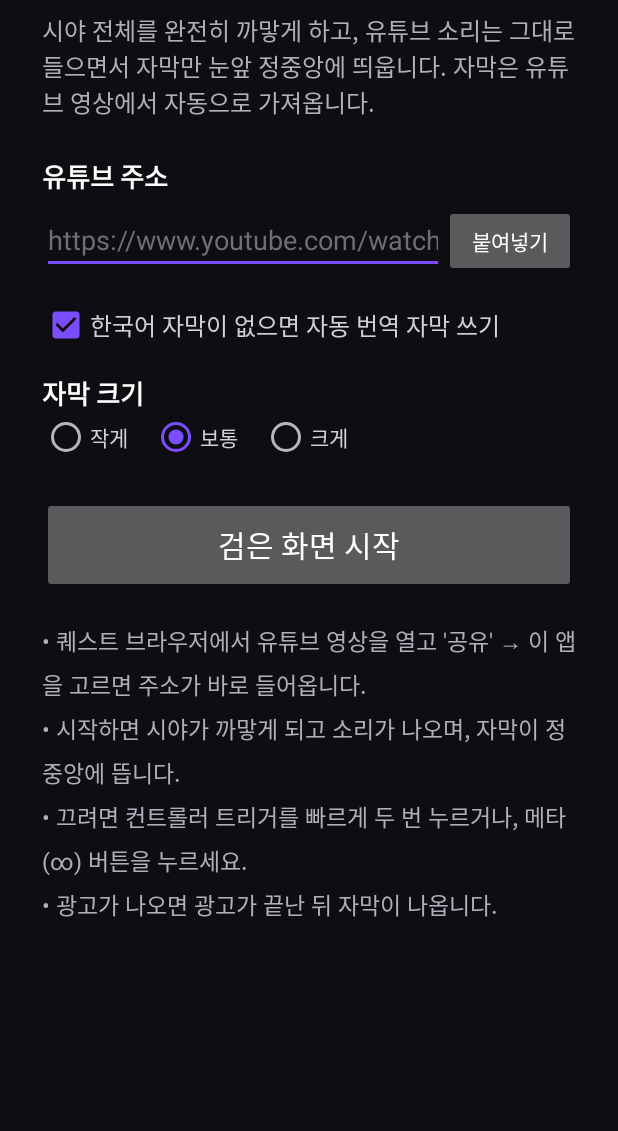
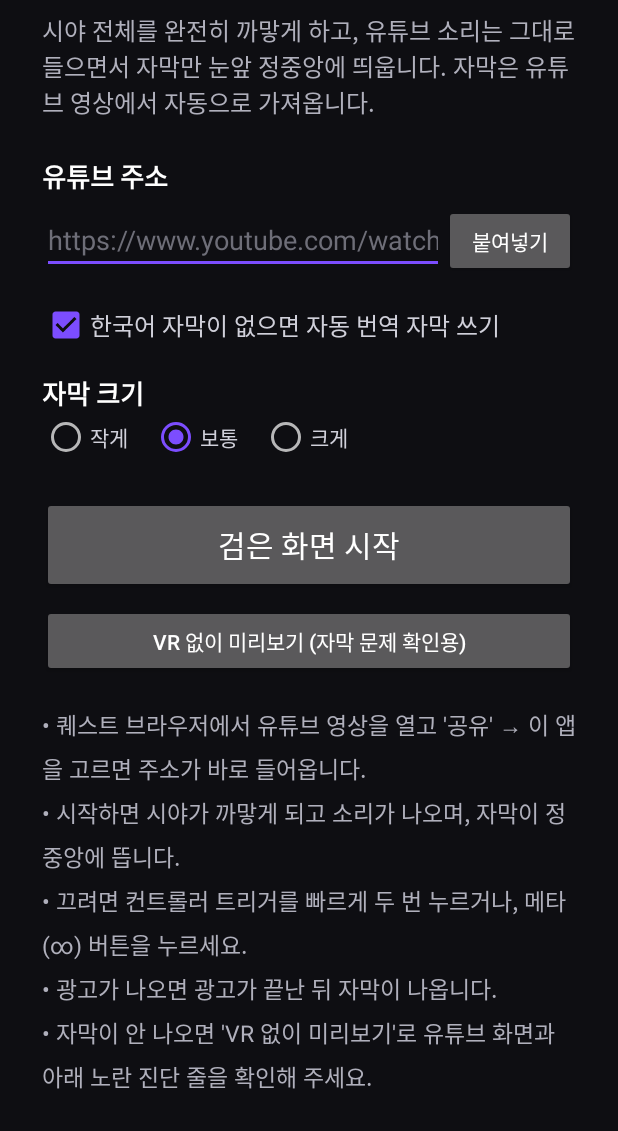
Before and after one commit to Joyong133/Ghj, an Android app: the screen it shows after launch (LauncherActivity), after a tap on "검은 화면 시작", on a phone screen of 412 x 824 dp, the part 105-1236 px from its top. Run offline under Robolectric (Android 15) with nearby library versions, the phone set to English and light mode, and no system bars; 1 other tap on this screen came first.

Commit message:
Fetch YouTube captions without relying on the player's on-screen text
In immersive mode the WebView is not visible, so the player may never
draw caption text. poll.js now also fetches the caption track itself
(player response baseUrl + fmt=json3, translated to Korean when needed,
with the player's pot token once seen) and falls back to the transcript
(get_transcript) data, syncing either to video.currentTime.

Adds a "preview without VR" screen that shows the YouTube page, the text
the app read, and a diagnostics line; the VR view shows the same
diagnostics dimly when no caption source has been found yet.
Scripts move to assets/hook.js and assets/poll.js.

Co-Authored-By: Claude Opus 5.5 <noreply@anthropic.com>
Claude-Session: https://claude.ai/code/session_01KCsUxwW8v5zVmyhudwSYpe

```diff
--- a/quest-app/app/src/main/AndroidManifest.xml
+++ b/quest-app/app/src/main/AndroidManifest.xml
@@ -39,6 +39,12 @@
             </intent-filter>
         </activity>
 
+        <!-- VR 없이 미리보기 (일반 창): 유튜브 화면 + 읽은 자막 + 진단 정보 -->
+        <activity
+            android:name=".PreviewActivity"
+            android:configChanges="orientation|screenSize|screenLayout|keyboardHidden"
+            android:exported="false" />
+
         <!-- 몰입형 VR 화면 (시야 전체 검은색) -->
         <activity
             android:name=".VrActivity"
--- a/quest-app/app/src/main/java/com/ghj/questblack/LauncherActivity.java
+++ b/quest-app/app/src/main/java/com/ghj/questblack/LauncherActivity.java
@@ -30,6 +30,7 @@ public class LauncherActivity extends Activity {
         size = findViewById(R.id.size);
         Button paste = findViewById(R.id.paste);
         Button start = findViewById(R.id.start);
+        Button preview = findViewById(R.id.preview);
 
         SharedPreferences prefs = getSharedPreferences(PREFS, MODE_PRIVATE);
         url.setText(prefs.getString("url", ""));
@@ -47,7 +48,8 @@ public class LauncherActivity extends Activity {
             }
         });
 
-        start.setOnClickListener(v -> startVr());
+        start.setOnClickListener(v -> launch(VrActivity.class));
+        preview.setOnClickListener(v -> launch(PreviewActivity.class));
     }
 
     @Override
@@ -64,7 +66,7 @@ public class LauncherActivity extends Activity {
         }
     }
 
-    private void startVr() {
+    private void launch(Class<? extends Activity> target) {
         String text = url.getText().toString().trim();
         String watch = YouTubeScripts.toWatchUrl(text);
         if (watch == null) {
@@ -78,12 +80,14 @@ public class LauncherActivity extends Activity {
                 .putString("size", sizeKey)
                 .apply();
 
-        Intent intent = new Intent(this, VrActivity.class)
+        Intent intent = new Intent(this, target)
                 .putExtra(VrActivity.EXTRA_URL, watch)
                 .putExtra(VrActivity.EXTRA_LANG, "ko")
                 .putExtra(VrActivity.EXTRA_TRANSLATE, translate.isChecked())
-                .putExtra(VrActivity.EXTRA_CAPTION_WIDTH, widthFor(sizeKey))
-                .addFlags(Intent.FLAG_ACTIVITY_NEW_TASK | Intent.FLAG_ACTIVITY_CLEAR_TASK);
+                .putExtra(VrActivity.EXTRA_CAPTION_WIDTH, widthFor(sizeKey));
+        if (target == VrActivity.class) {
+            intent.addFlags(Intent.FLAG_ACTIVITY_NEW_TASK | Intent.FLAG_ACTIVITY_CLEAR_TASK);
+        }
         startActivity(intent);
     }
 
--- a/quest-app/app/src/main/java/com/ghj/questblack/YouTubeScripts.java
+++ b/quest-app/app/src/main/java/com/ghj/questblack/YouTubeScripts.java
@@ -1,12 +1,17 @@
 package com.ghj.questblack;
 
+import android.content.Context;
 import android.net.Uri;
 
 import org.json.JSONObject;
 
+import java.io.ByteArrayOutputStream;
+import java.io.IOException;
+import java.io.InputStream;
+
 /**
- * 유튜브 페이지 안에서 실행하는 자바스크립트들.
- * 앱의 WebView는 유튜브 페이지 자신이므로, 플레이어가 화면에 띄우는 자막 글자를 직접 읽을 수 있습니다.
+ * 유튜브 관련 도우미. 페이지 안에서 실행하는 스크립트는 assets/hook.js, assets/poll.js에 있습니다.
+ * 앱의 WebView는 유튜브 페이지 자신이므로, 같은 출처로 자막 정보에 접근할 수 있습니다.
  */
 final class YouTubeScripts {
     private YouTubeScripts() {
@@ -17,82 +22,23 @@ final class YouTubeScripts {
             "Mozilla/5.0 (X11; Linux x86_64) AppleWebKit/537.36 (KHTML, like Gecko) "
                     + "Chrome/131.0.0.0 Safari/537.36";
 
-    /**
-     * 페이지가 열리자마자 넣는 스크립트: 플레이어가 받아 오는 자막 파일(timedtext)을 옆에서 함께 보관합니다.
-     * 화면 자막을 못 읽을 때 이 목록과 영상 시간으로 자막을 찾습니다.
-     */
-    static final String HOOK = "(function(){"
-            + "if(window.__vrHooked)return;window.__vrHooked=true;"
-            + "function take(url,body){try{"
-            + " if(!/\\/api\\/timedtext/.test(url))return;"
-            + " var j=JSON.parse(body);if(!j||!j.events)return;var out=[];"
-            + " j.events.forEach(function(e){if(!e.segs||e.aAppend)return;"
-            + "  var t=e.segs.map(function(s){return s.utf8||'';}).join('').trim();if(!t)return;"
-            + "  out.push([e.tStartMs/1000,(e.tStartMs+(e.dDurationMs||0))/1000,t]);});"
-            + " if(!out.length)return;var v='';try{v=new URL(url,location.href).searchParams.get('v')||'';}catch(e){}"
-            + " window.__vrCues=out;window.__vrCuesFor=v;"
-            + "}catch(e){}}"
-            + "var of=window.fetch;if(of){window.fetch=function(input){"
-            + " var url=typeof input==='string'?input:(input&&input.url)||'';var p=of.apply(this,arguments);"
-            + " if(/\\/api\\/timedtext/.test(url)){p.then(function(r){r.clone().text().then(function(b){take(url,b);});}).catch(function(){});}"
-            + " return p;};}"
-            + "var oo=XMLHttpRequest.prototype.open,os=XMLHttpRequest.prototype.send;"
-            + "XMLHttpRequest.prototype.open=function(m,u){this.__vrUrl=String(u);return oo.apply(this,arguments);};"
-            + "XMLHttpRequest.prototype.send=function(){var x=this;"
-            + " if(x.__vrUrl&&/\\/api\\/timedtext/.test(x.__vrUrl)){x.addEventListener('load',function(){"
-            + "  try{take(x.__vrUrl,(x.responseType===''||x.responseType==='text')?x.responseText:String(x.response));}catch(e){}});}"
-            + " return os.apply(this,arguments);};"
-            + "})();";
+    /** assets 폴더의 스크립트 파일을 읽습니다. */
+    static String loadAsset(Context context, String name) {
+        try (InputStream in = context.getAssets().open(name)) {
+            ByteArrayOutputStream out = new ByteArrayOutputStream();
+            byte[] buf = new byte[8192];
+            int n;
+            while ((n = in.read(buf)) > 0) out.write(buf, 0, n);
+            return out.toString("UTF-8");
+        } catch (IOException e) {
+            throw new IllegalStateException("missing asset " + name, e);
+        }
+    }
 
-    /**
-     * 0.15초마다 실행: 재생을 시작하고, 자막을 켜고(원하는 언어 고르기), 지금 화면에 뜬 자막 글자를 돌려줍니다.
-     * 결과는 JSON 문자열: {t: 자막, playing, ad, nocc, loading}
-     */
-    static String poll(String lang, boolean translate) {
-        return "(function(LANG,TRANSLATE){var r={};try{"
-                + "var p=document.getElementById('movie_player');"
-                + "var v=document.querySelector('#movie_player video')||document.querySelector('video');"
-                + "if(!p||!v||typeof p.getVideoData!=='function'){r.loading=true;return JSON.stringify(r);}"
-                + "r.playing=!v.paused&&!v.ended&&v.readyState>2;"
-                + "r.ad=p.classList.contains('ad-showing');"
-                // 처음 한 번: 재생 시작, 소리 켜기, 화질 최저(데이터·배터리 절약)
-                + "if(!window.__vrStarted){window.__vrStarted=Date.now();}"
-                + "if(v.paused&&!v.ended&&Date.now()-window.__vrStarted<20000){try{p.playVideo();}catch(e){}}"
-                + "try{if(p.isMuted&&p.isMuted())p.unMute();}catch(e){}"
-                + "if(!window.__vrQ){window.__vrQ=1;try{p.setPlaybackQualityRange('tiny','tiny');}catch(e){}}"
-                // 영상마다 자막 켜기
-                + "var vid='';try{vid=p.getVideoData().video_id||'';}catch(e){}"
-                + "if(vid&&!r.ad&&window.__vrCcVid!==vid){"
-                + " try{p.loadModule('captions');}catch(e){}"
-                + " var list=[];try{list=p.getOption('captions','tracklist',{includeAsr:true})||[];}catch(e){}"
-                + " if(list.length){var pick=null,i;"
-                + "  for(i=0;i<list.length;i++)if(list[i].languageCode===LANG&&list[i].kind!=='asr'){pick=list[i];break;}"
-                + "  if(!pick)for(i=0;i<list.length;i++)if(list[i].languageCode===LANG){pick=list[i];break;}"
-                + "  if(!pick&&TRANSLATE){var base=null;for(i=0;i<list.length;i++)if(list[i].kind!=='asr'){base=list[i];break;}"
-                + "   base=base||list[0];pick=Object.assign({},base,{translationLanguage:{languageCode:LANG,languageName:LANG}});}"
-                + "  if(!pick){for(i=0;i<list.length;i++)if(list[i].kind!=='asr'){pick=list[i];break;}pick=pick||list[0];}"
-                + "  try{p.setOption('captions','track',pick);}catch(e){}"
-                + "  window.__vrCcVid=vid;window.__vrCcTries=0;"
-                + " }else{"
-                + "  window.__vrCcTries=(window.__vrCcTries||0)+1;"
-                + "  var btn=document.querySelector('.ytp-subtitles-button');"
-                + "  if(btn&&btn.getAttribute('aria-pressed')==='false'&&window.__vrCcTries%10===1){try{btn.click();}catch(e){}}"
-                + "  if(window.__vrCcTries>70&&r.playing)r.nocc=true;"
-                + " }"
-                + "}"
-                // 화면에 뜬 자막 읽기
-                + "var out=[],i2,lines=document.querySelectorAll('#movie_player .caption-visual-line');"
-                + "for(i2=0;i2<lines.length;i2++){var s=(lines[i2].textContent||'').trim();if(s)out.push(s);}"
-                + "if(!out.length){var segs=document.querySelectorAll('#movie_player .ytp-caption-segment'),parts=[];"
-                + " for(i2=0;i2<segs.length;i2++){var s2=(segs[i2].textContent||'').trim();if(s2)parts.push(s2);}"
-                + " if(parts.length)out.push(parts.join(' '));}"
-                + "r.t=out.join('\\n');"
-                // 화면 자막이 없으면, 받아 둔 자막 목록과 영상 시간으로 찾기
-                + "if(!r.t&&!r.ad&&window.__vrCues&&window.__vrCuesFor===vid){var now=v.currentTime,hit=[];"
-                + " window.__vrCues.forEach(function(c){if(c[0]<=now&&now<c[1])hit.push(c[2]);});"
-                + " r.t=hit.slice(-2).join('\\n');}"
-                + "}catch(e){r.err=String(e);}return JSON.stringify(r);})("
-                + JSONObject.quote(lang) + "," + translate + ")";
+    /** 매번 실행할 자막 읽기 스크립트 (언어 설정을 앞에 붙입니다). */
+    static String pollScript(Context context, String lang, boolean translate) {
+        return "window.__vrCfg={lang:" + JSONObject.quote(lang) + ",translate:" + translate + "};\n"
+                + loadAsset(context, "poll.js");
     }
 
     /** 유튜브 주소(또는 공유된 글)에서 PC 유튜브 재생 주소를 만듭니다. 못 알아보면 null. */
--- a/quest-app/app/src/main/res/layout/activity_launcher.xml
+++ b/quest-app/app/src/main/res/layout/activity_launcher.xml
@@ -117,6 +117,13 @@
             android:text="@string/start"
             android:textSize="20sp" />
 
+        <Button
+            android:id="@+id/preview"
+            android:layout_width="match_parent"
+            android:layout_height="wrap_content"
+            android:layout_marginTop="8dp"
+            android:text="@string/preview" />
+
         <TextView
             android:layout_width="match_parent"
             android:layout_height="wrap_content"
--- a/quest-app/app/src/main/res/values/strings.xml
+++ b/quest-app/app/src/main/res/values/strings.xml
@@ -12,10 +12,12 @@
     <string name="size_m">보통</string>
     <string name="size_l">크게</string>
     <string name="start">검은 화면 시작</string>
-    <string name="help">• 퀘스트 브라우저에서 유튜브 영상을 열고 \'공유\' → 이 앱을 고르면 주소가 바로 들어옵니다.\n• 시작하면 시야가 까맣게 되고 소리가 나오며, 자막이 정중앙에 뜹니다.\n• 끄려면 컨트롤러 트리거를 빠르게 두 번 누르거나, 메타(∞) 버튼을 누르세요.\n• 광고가 나오면 광고가 끝난 뒤 자막이 나옵니다.</string>
+    <string name="help">• 퀘스트 브라우저에서 유튜브 영상을 열고 \'공유\' → 이 앱을 고르면 주소가 바로 들어옵니다.\n• 시작하면 시야가 까맣게 되고 소리가 나오며, 자막이 정중앙에 뜹니다.\n• 끄려면 컨트롤러 트리거를 빠르게 두 번 누르거나, 메타(∞) 버튼을 누르세요.\n• 광고가 나오면 광고가 끝난 뒤 자막이 나옵니다.\n• 자막이 안 나오면 \'VR 없이 미리보기\'로 유튜브 화면과 아래 노란 진단 줄을 확인해 주세요.</string>
     <string name="bad_url">유튜브 주소를 알아보지 못했습니다. 주소를 다시 확인해 주세요.</string>
     <string name="vr_loading">불러오는 중…</string>
     <string name="vr_ad">광고 중 · 끝나면 자막이 나옵니다</string>
     <string name="vr_no_captions">이 영상에는 자막이 없습니다</string>
+    <string name="vr_searching">자막을 찾는 중…</string>
+    <string name="preview">VR 없이 미리보기 (자막 문제 확인용)</string>
     <string name="vr_failed">VR 화면을 시작하지 못했습니다.</string>
 </resources>
```
Also changed, not shown: quest-app/app/src/main/java/com/ghj/questblack/CaptionFeed.java (added, +170 -0 lines), quest-app/app/src/main/java/com/ghj/questblack/PreviewActivity.java (added, +63 -0 lines), quest-app/app/src/main/java/com/ghj/questblack/VrActivity.java (+10 -96 lines), quest-app/app/src/main/res/layout/activity_preview.xml (added, +35 -0 lines), 2 other files.
